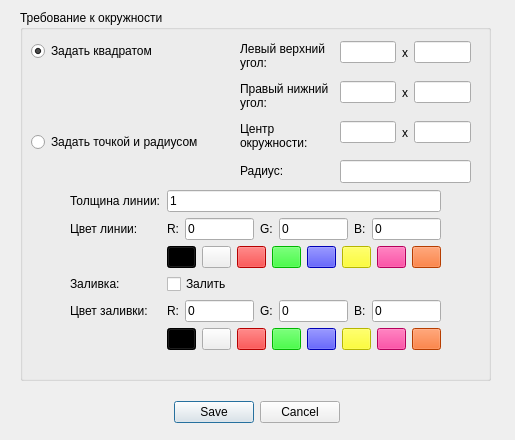
Old version of the form labsC/cw2_V9/forms/drawcircleform.ui in the repository Jengle88/labs_etu.
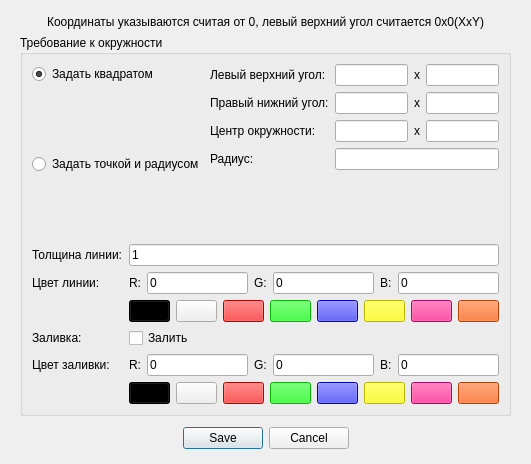
New version of the form.

Commit message: cw2: global refactoring, add layout, add comments

What changed in the file:
```diff
--- a/labsC/cw2_V9/forms/drawcircleform.ui
+++ b/labsC/cw2_V9/forms/drawcircleform.ui
@@ -6,34 +6,116 @@
    <rect>
     <x>0</x>
     <y>0</y>
-    <width>515</width>
-    <height>440</height>
+    <width>531</width>
+    <height>464</height>
    </rect>
   </property>
+  <property name="sizePolicy">
+   <sizepolicy hsizetype="Fixed" vsizetype="Fixed">
+    <horstretch>0</horstretch>
+    <verstretch>0</verstretch>
+   </sizepolicy>
+  </property>
   <property name="windowTitle">
    <string>Нарисовать круг</string>
   </property>
+  <layout class="QVBoxLayout" name="verticalLayout_2">
+   <property name="leftMargin">
+    <number>20</number>
+   </property>
+   <property name="topMargin">
+    <number>15</number>
+   </property>
+   <property name="rightMargin">
+    <number>20</number>
+   </property>
+   <property name="bottomMargin">
+    <number>15</number>
+   </property>
+   <item>
+    <widget class="QLabel" name="label_14">
+     <property name="sizePolicy">
+      <sizepolicy hsizetype="Preferred" vsizetype="Fixed">
+       <horstretch>0</horstretch>
+       <verstretch>0</verstretch>
+      </sizepolicy>
+     </property>
+     <property name="text">
+      <string>Координаты указываются считая от 0, левый верхний угол считается 0х0(XxY)</string>
+     </property>
+     <property name="alignment">
+      <set>Qt::AlignCenter</set>
+     </property>
+     <property name="wordWrap">
+      <bool>true</bool>
+     </property>
+    </widget>
+   </item>
+   <item>
   <widget class="QGroupBox" name="groupBox">
-   <property name="geometry">
-    <rect>
-     <x>20</x>
-     <y>10</y>
-     <width>471</width>
-     <height>371</height>
-    </rect>
-   </property>
    <property name="title">
     <string>Требование к окружности</string>
    </property>
+     <layout class="QVBoxLayout" name="verticalLayout_3">
+      <item>
+       <layout class="QFormLayout" name="formLayout_3">
+        <property name="formAlignment">
+         <set>Qt::AlignHCenter|Qt::AlignTop</set>
+        </property>
+        <item row="0" column="0">
+         <layout class="QVBoxLayout" name="verticalLayout">
+          <item>
+           <widget class="QRadioButton" name="drawSquare">
+            <property name="text">
+             <string>Задать квадратом</string>
+            </property>
+            <property name="checked">
+             <bool>true</bool>
+            </property>
+           </widget>
+          </item>
+          <item>
+           <spacer name="verticalSpacer">
+            <property name="orientation">
+             <enum>Qt::Vertical</enum>
+            </property>
+            <property name="sizeHint" stdset="0">
+             <size>
+              <width>20</width>
+              <height>40</height>
+             </size>
+            </property>
+           </spacer>
+          </item>
+          <item>
+           <widget class="QRadioButton" name="drawPointRad">
+            <property name="text">
+             <string>Задать точкой и радиусом</string>
+            </property>
+           </widget>
+          </item>
+          <item>
+           <spacer name="verticalSpacer_2">
+            <property name="orientation">
+             <enum>Qt::Vertical</enum>
+            </property>
+            <property name="sizeHint" stdset="0">
+             <size>
+              <width>20</width>
+              <height>40</height>
+             </size>
+            </property>
+           </spacer>
+          </item>
+         </layout>
+        </item>
+        <item row="0" column="1">
+         <layout class="QFormLayout" name="formLayout_2">
+          <property name="sizeConstraint">
+           <enum>QLayout::SetFixedSize</enum>
+          </property>
+          <item row="0" column="0">
    <widget class="QLabel" name="xylpos">
-    <property name="geometry">
-     <rect>
-      <x>220</x>
-      <y>30</y>
-      <width>91</width>
-      <height>31</height>
-     </rect>
-    </property>
     <property name="text">
      <string>Левый верхний угол:</string>
     </property>
@@ -41,15 +123,34 @@
      <bool>true</bool>
     </property>
    </widget>
+          </item>
+          <item row="0" column="1">
+           <layout class="QHBoxLayout" name="horizontalLayout_4">
+            <item>
+             <widget class="QLineEdit" name="xlpos">
+              <property name="maxLength">
+               <number>4</number>
+              </property>
+             </widget>
+            </item>
+            <item>
+             <widget class="QLabel" name="label_15">
+              <property name="text">
+               <string>x</string>
+              </property>
+             </widget>
+            </item>
+            <item>
+             <widget class="QLineEdit" name="ylpos">
+              <property name="maxLength">
+               <number>4</number>
+              </property>
+             </widget>
+            </item>
+           </layout>
+          </item>
+          <item row="1" column="0">
    <widget class="QLabel" name="xyrpos">
-    <property name="geometry">
-     <rect>
-      <x>220</x>
-      <y>70</y>
-      <width>91</width>
-      <height>31</height>
-     </rect>
-    </property>
     <property name="text">
      <string>Правый нижний угол:</string>
     </property>
@@ -57,15 +158,8 @@
      <bool>true</bool>
     </property>
    </widget>
-   <widget class="QWidget" name="layoutWidget_2">
-    <property name="geometry">
-     <rect>
-      <x>320</x>
-      <y>70</y>
-      <width>131</width>
-      <height>25</height>
-     </rect>
-    </property>
+          </item>
+          <item row="1" column="1">
     <layout class="QHBoxLayout" name="horizontalLayout_5">
      <item>
       <widget class="QLineEdit" name="xrpos">
@@ -89,16 +183,61 @@
       </widget>
      </item>
     </layout>
-   </widget>
-   <widget class="QWidget" name="layoutWidget">
-    <property name="geometry">
-     <rect>
-      <x>50</x>
-      <y>180</y>
-      <width>371</width>
-      <height>176</height>
-     </rect>
-    </property>
+          </item>
+          <item row="2" column="0">
+           <widget class="QLabel" name="label">
+            <property name="text">
+             <string>Центр окружности:</string>
+            </property>
+            <property name="wordWrap">
+             <bool>true</bool>
+            </property>
+           </widget>
+          </item>
+          <item row="2" column="1">
+           <layout class="QHBoxLayout" name="horizontalLayout_6">
+            <item>
+             <widget class="QLineEdit" name="xcenter">
+              <property name="maxLength">
+               <number>4</number>
+              </property>
+             </widget>
+            </item>
+            <item>
+             <widget class="QLabel" name="label_18">
+              <property name="text">
+               <string>x</string>
+              </property>
+             </widget>
+            </item>
+            <item>
+             <widget class="QLineEdit" name="ycenter">
+              <property name="maxLength">
+               <number>4</number>
+              </property>
+             </widget>
+            </item>
+           </layout>
+          </item>
+          <item row="3" column="0">
+           <widget class="QLabel" name="label_3">
+            <property name="text">
+             <string>Радиус:</string>
+            </property>
+           </widget>
+          </item>
+          <item row="3" column="1">
+           <widget class="QLineEdit" name="radius">
+            <property name="text">
+             <string/>
+            </property>
+           </widget>
+          </item>
+         </layout>
+        </item>
+       </layout>
+      </item>
+      <item>
     <layout class="QFormLayout" name="formLayout">
      <item row="0" column="0">
       <widget class="QLabel" name="label_2">
@@ -415,166 +554,33 @@
       </layout>
      </item>
     </layout>
-   </widget>
-   <widget class="QLabel" name="label">
-    <property name="geometry">
-     <rect>
-      <x>220</x>
-      <y>110</y>
-      <width>91</width>
-      <height>31</height>
-     </rect>
-    </property>
-    <property name="text">
-     <string>Центр окружности:</string>
-    </property>
-    <property name="wordWrap">
-     <bool>true</bool>
-    </property>
-   </widget>
-   <widget class="QWidget" name="layoutWidget_3">
-    <property name="geometry">
-     <rect>
-      <x>320</x>
-      <y>110</y>
-      <width>131</width>
-      <height>25</height>
-     </rect>
-    </property>
-    <layout class="QHBoxLayout" name="horizontalLayout_6">
-     <item>
-      <widget class="QLineEdit" name="xcenter">
-       <property name="maxLength">
-        <number>4</number>
-       </property>
-      </widget>
-     </item>
-     <item>
-      <widget class="QLabel" name="label_18">
-       <property name="text">
-        <string>x</string>
-       </property>
-      </widget>
-     </item>
-     <item>
-      <widget class="QLineEdit" name="ycenter">
-       <property name="maxLength">
-        <number>4</number>
-       </property>
-      </widget>
      </item>
     </layout>
    </widget>
-   <widget class="QLabel" name="label_3">
-    <property name="geometry">
-     <rect>
-      <x>220</x>
-      <y>150</y>
-      <width>81</width>
-      <height>21</height>
-     </rect>
-    </property>
-    <property name="text">
-     <string>Радиус:</string>
-    </property>
-   </widget>
-   <widget class="QLineEdit" name="radius">
-    <property name="geometry">
-     <rect>
-      <x>320</x>
-      <y>150</y>
-      <width>131</width>
-      <height>23</height>
-     </rect>
-    </property>
-    <property name="text">
-     <string/>
-    </property>
-   </widget>
-   <widget class="QWidget" name="layoutWidget">
-    <property name="geometry">
-     <rect>
-      <x>11</x>
-      <y>31</y>
-      <width>196</width>
-      <height>111</height>
-     </rect>
-    </property>
-    <layout class="QVBoxLayout" name="verticalLayout">
-     <item>
-      <widget class="QRadioButton" name="drawSquare">
-       <property name="text">
-        <string>Задать квадратом</string>
-       </property>
-       <property name="checked">
-        <bool>true</bool>
-       </property>
-      </widget>
      </item>
      <item>
-      <spacer name="verticalSpacer">
+    <spacer name="verticalSpacer_3">
        <property name="orientation">
         <enum>Qt::Vertical</enum>
        </property>
+     <property name="sizeType">
+      <enum>QSizePolicy::Fixed</enum>
+     </property>
        <property name="sizeHint" stdset="0">
         <size>
          <width>20</width>
-         <height>40</height>
+       <height>5</height>
         </size>
        </property>
       </spacer>
      </item>
      <item>
-      <widget class="QRadioButton" name="drawPointRad">
-       <property name="text">
-        <string>Задать точкой и радиусом</string>
-       </property>
-      </widget>
-     </item>
-    </layout>
-   </widget>
-   <widget class="QWidget" name="layoutWidget">
-    <property name="geometry">
-     <rect>
-      <x>320</x>
-      <y>30</y>
-      <width>131</width>
-      <height>25</height>
-     </rect>
-    </property>
-    <layout class="QHBoxLayout" name="horizontalLayout_4">
-     <item>
-      <widget class="QLineEdit" name="xlpos">
-       <property name="maxLength">
-        <number>4</number>
-       </property>
-      </widget>
-     </item>
-     <item>
-      <widget class="QLabel" name="label_15">
-       <property name="text">
-        <string>x</string>
-       </property>
-      </widget>
-     </item>
-     <item>
-      <widget class="QLineEdit" name="ylpos">
-       <property name="maxLength">
-        <number>4</number>
-       </property>
-      </widget>
-     </item>
-    </layout>
-   </widget>
-  </widget>
   <widget class="QDialogButtonBox" name="buttonBox">
-   <property name="geometry">
-    <rect>
-     <x>162</x>
-     <y>400</y>
-     <width>190</width>
-     <height>25</height>
-    </rect>
+     <property name="sizePolicy">
+      <sizepolicy hsizetype="Preferred" vsizetype="Fixed">
+       <horstretch>0</horstretch>
+       <verstretch>0</verstretch>
+      </sizepolicy>
    </property>
    <property name="standardButtons">
     <set>QDialogButtonBox::Cancel|QDialogButtonBox::Save</set>
@@ -583,6 +589,8 @@
     <bool>true</bool>
    </property>
   </widget>
+   </item>
+  </layout>
  </widget>
  <tabstops>
   <tabstop>drawSquare</tabstop>
```
Left out of the diff: 162 changed lines with no effect on the pictures. Lines whose indentation alone changed are shown as unchanged. The commit also changes 28 other files.
